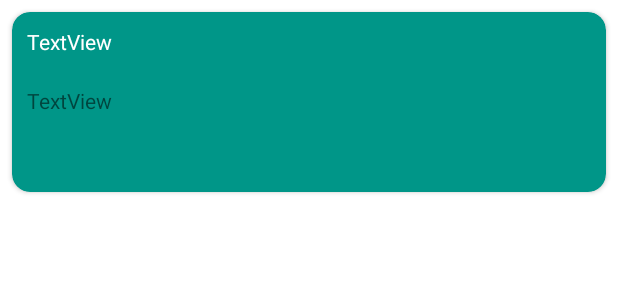
After one commit to atiqur/ContactRoom, an Android app: the layout contact_row.xml on its own in the app's theme, with its tools: preview values and no code run, on a phone screen of 412 x 824 dp. The commit adds this screen. Shown: the top 300 px of the screen. Run offline under Robolectric (Android 15) with nearby library versions, the phone set to English and light mode, and no system bars.

Commit message:
Setting Up RecyclerView Adapter and Layouts

```diff
--- a/app/src/main/java/com/example/contactroom/MainActivity.java
+++ b/app/src/main/java/com/example/contactroom/MainActivity.java
@@ -2,19 +2,15 @@ package com.example.contactroom;
 
 import androidx.annotation.Nullable;
 import androidx.appcompat.app.AppCompatActivity;
-import androidx.lifecycle.Observer;
 import androidx.lifecycle.ViewModelProvider;
 
 import android.content.Intent;
 import android.os.Bundle;
-import android.util.Log;
 import android.widget.TextView;
 
 import com.example.contactroom.model.Contact;
 import com.example.contactroom.model.ContactViewModel;
 import com.google.android.material.floatingactionbutton.FloatingActionButton;
-
-import java.util.List;
 
 public class MainActivity extends AppCompatActivity {
     public static final int NEW_CONTACT_ACTIVITY_REQUEST_CODE = 1;
@@ -25,7 +21,7 @@ public class MainActivity extends AppCompatActivity {
     protected void onCreate(Bundle savedInstanceState) {
         super.onCreate(savedInstanceState);
         setContentView(R.layout.activity_main);
-        textView = findViewById(R.id.textView);
+        textView = findViewById(R.id.row_name_textview);
 
         contactViewModel = new ViewModelProvider.AndroidViewModelFactory(MainActivity.this
                 .getApplication())
--- /dev/null
+++ b/app/src/main/res/layout/contact_row.xml
@@ -0,0 +1,44 @@
+<?xml version="1.0" encoding="utf-8"?>
+<androidx.constraintlayout.widget.ConstraintLayout xmlns:android="http://schemas.android.com/apk/res/android"
+    xmlns:app="http://schemas.android.com/apk/res-auto"
+    android:layout_width="match_parent"
+    android:layout_height="match_parent">
+
+    <androidx.cardview.widget.CardView
+        android:id="@+id/card_view"
+        android:layout_width="match_parent"
+        android:layout_height="120dp"
+        android:layout_marginStart="8dp"
+        android:layout_marginTop="8dp"
+        android:layout_marginEnd="8dp"
+        android:elevation="@dimen/elevation"
+        app:cardBackgroundColor="#009688"
+        app:cardCornerRadius="@dimen/elevation"
+        app:layout_constraintEnd_toEndOf="parent"
+        app:layout_constraintStart_toStartOf="parent"
+        app:layout_constraintTop_toTopOf="parent" >
+
+        <LinearLayout
+            android:id="@+id/linear_layout"
+            android:layout_width="match_parent"
+            android:layout_height="match_parent"
+            android:orientation="vertical">
+
+            <TextView
+                android:id="@+id/row_name_textview"
+                android:layout_width="match_parent"
+                android:layout_height="wrap_content"
+                android:layout_gravity="center_horizontal"
+                android:padding="@dimen/general_padding"
+                android:text="TextView"
+                android:textColor="#FFFFFF" />
+
+            <TextView
+                android:id="@+id/row_occupation_textview"
+                android:layout_width="match_parent"
+                android:layout_height="wrap_content"
+                android:padding="@dimen/general_padding"
+                android:text="TextView" />
+        </LinearLayout>
+    </androidx.cardview.widget.CardView>
+</androidx.constraintlayout.widget.ConstraintLayout>
--- a/app/src/main/res/values/dimens.xml
+++ b/app/src/main/res/values/dimens.xml
@@ -3,4 +3,5 @@
     <dimen name="general_padding">10dp</dimen>
     <dimen name="button_margins">10dp</dimen>
     <dimen name="text_margins">10dp</dimen>
+    <dimen name="elevation">12dp</dimen>
 </resources>
```
Also changed, not shown: app/src/main/java/com/example/contactroom/adapter/RecyclerViewAdapter.java (added, +31 -0 lines), app/src/main/res/layout/activity_main.xml (+10 -6 lines).
